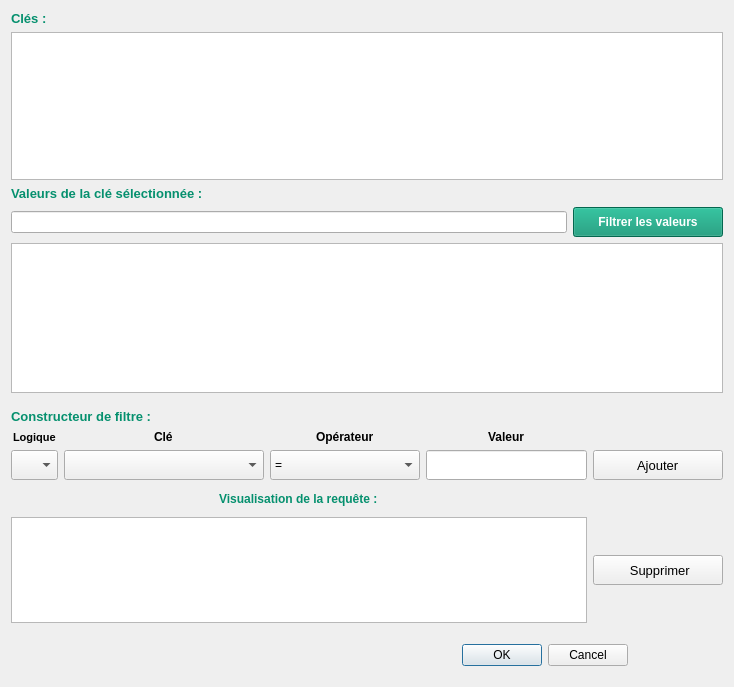
Qt form ui/additional_data_filter.ui (PnX-SI/GeoNature-GIS) before a commit.
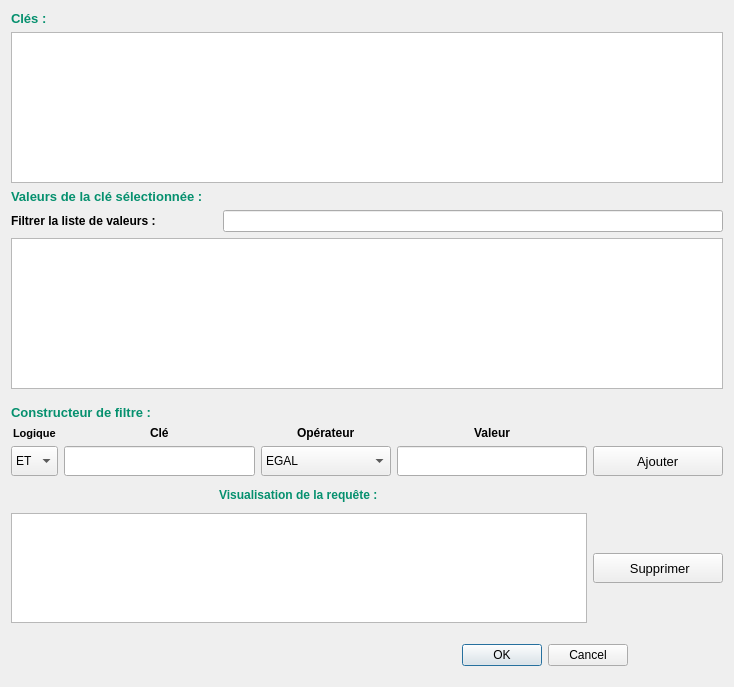
The same form after that commit. Icons and pictures are not drawn.

What changed in the file:
```diff
--- a/ui/additional_data_filter.ui
+++ b/ui/additional_data_filter.ui
@@ -83,36 +83,26 @@
      <item>
       <layout class="QHBoxLayout" name="horizontalLayout_2">
        <item>
-        <widget class="QLineEdit" name="le_filtervalue"/>
-       </item>
-       <item>
-        <widget class="QPushButton" name="pb_filtervalue">
-         <property name="minimumSize">
-          <size>
-           <width>150</width>
-           <height>30</height>
-          </size>
-         </property>
-         <property name="maximumSize">
-          <size>
-           <width>100</width>
-           <height>30</height>
-          </size>
-         </property>
+        <widget class="QLabel" name="label">
          <property name="font">
           <font>
            <family>Arial</family>
-           <pointsize>9</pointsize>
            <weight>75</weight>
            <bold>true</bold>
           </font>
          </property>
-         <property name="styleSheet">
-          <string notr="true">background-color:  rgb(5, 144, 110);
-color: rgb(255, 255, 255);</string>
-         </property>
          <property name="text">
-          <string>Filtrer les valeurs</string>
+          <string>Filtrer la liste de valeurs :</string>
+         </property>
+        </widget>
+       </item>
+       <item>
+        <widget class="QLineEdit" name="le_filtervalue">
+         <property name="maximumSize">
+          <size>
+           <width>500</width>
+           <height>16777215</height>
+          </size>
          </property>
         </widget>
        </item>
@@ -188,22 +178,6 @@
        </property>
       </widget>
      </item>
-     <item row="1" column="1">
-      <widget class="QComboBox" name="cb_keys">
-       <property name="minimumSize">
-        <size>
-         <width>200</width>
-         <height>30</height>
-        </size>
-       </property>
-       <property name="maximumSize">
-        <size>
-         <width>500</width>
-         <height>30</height>
-        </size>
-       </property>
-      </widget>
-     </item>
      <item row="0" column="1" alignment="Qt::AlignHCenter">
       <widget class="QLabel" name="lbl_key">
        <property name="font">
@@ -233,7 +207,7 @@
       </widget>
      </item>
      <item row="3" column="4">
-      <widget class="QPushButton" name="pb_delete">
+      <widget class="QPushButton" name="pb_remove">
        <property name="minimumSize">
         <size>
          <width>130</width>
@@ -271,11 +245,6 @@
          <height>30</height>
         </size>
        </property>
-       <item>
-        <property name="text">
-         <string/>
-        </property>
-       </item>
        <item>
         <property name="text">
          <string>ET</string>
@@ -301,12 +270,12 @@
        </property>
        <item>
         <property name="text">
-         <string>=</string>
+         <string>EGAL</string>
         </property>
        </item>
        <item>
         <property name="text">
-         <string>&gt;=</string>
+         <string>PAS EGAL</string>
         </property>
        </item>
        <item>
@@ -319,6 +288,11 @@
          <string>&lt;</string>
         </property>
        </item>
+       <item>
+        <property name="text">
+         <string>&gt;=</string>
+        </property>
+       </item>
        <item>
         <property name="text">
          <string>&lt;=</string>
@@ -326,17 +300,17 @@
        </item>
        <item>
         <property name="text">
-         <string>Commence par (Begin with)</string>
+         <string>COMMENCE PAR</string>
         </property>
        </item>
        <item>
         <property name="text">
-         <string>!=</string>
+         <string>FINI PAR</string>
         </property>
        </item>
        <item>
         <property name="text">
-         <string>New Item</string>
+         <string>CONTIENT</string>
         </property>
        </item>
       </widget>
@@ -397,9 +371,6 @@
        </property>
       </widget>
      </item>
-     <item row="3" column="0" colspan="4">
-      <widget class="QListView" name="lw_queryresult"/>
-     </item>
      <item row="1" column="3">
       <widget class="QLineEdit" name="le_selectvalue">
        <property name="minimumSize">
@@ -410,6 +381,19 @@
        </property>
       </widget>
      </item>
+     <item row="1" column="1">
+      <widget class="QLineEdit" name="le_selectkey">
+       <property name="minimumSize">
+        <size>
+         <width>150</width>
+         <height>30</height>
+        </size>
+       </property>
+      </widget>
+     </item>
+     <item row="3" column="0" colspan="4">
+      <widget class="QListWidget" name="lw_queryresult"/>
+     </item>
     </layout>
    </item>
    <item>
```
